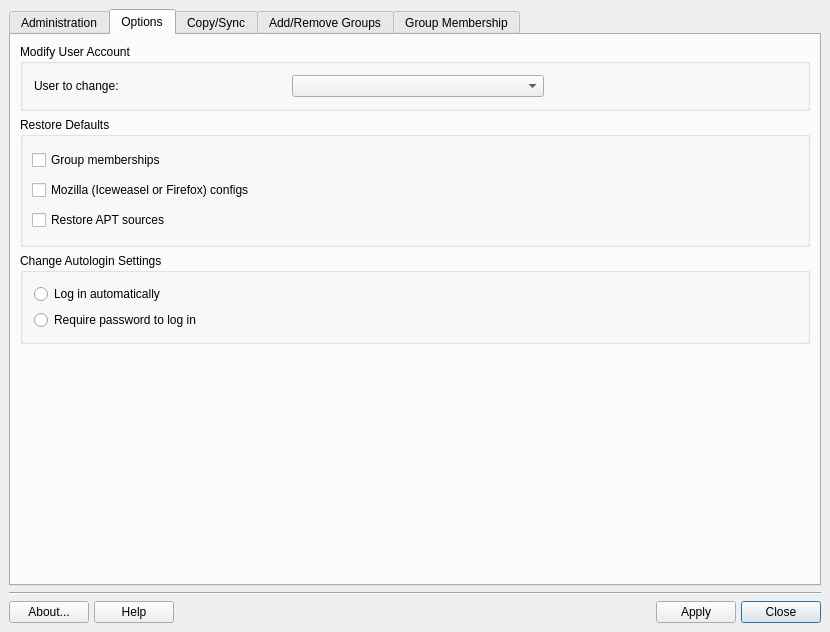
First picture: the form in meconfig.ui, repository MX-Linux/mx-user, before the edit.
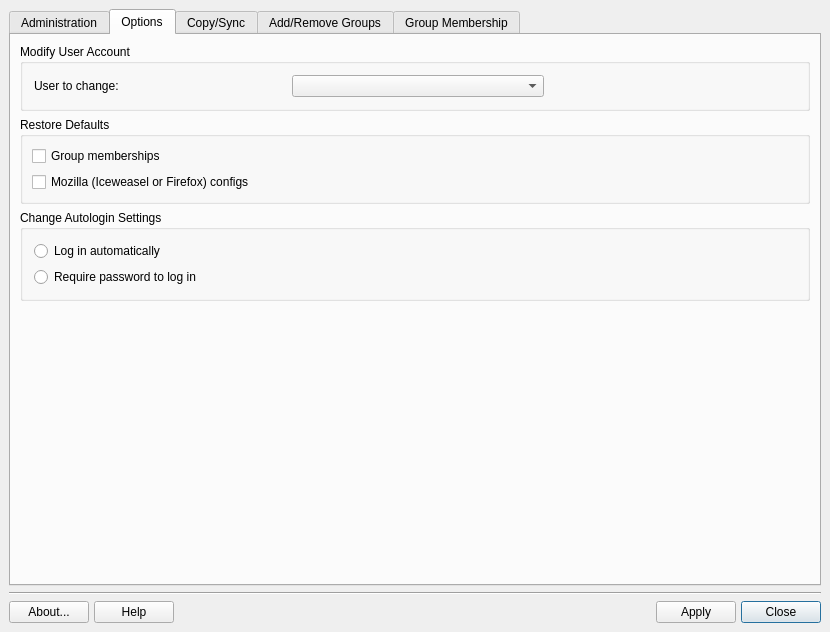
Second picture: the form after the edit. The open tabs and pages were chosen to show the change. Icons and pictures are not drawn.

Commit message: remove APT source restore option

```diff
--- a/meconfig.ui
+++ b/meconfig.ui
@@ -474,7 +474,7 @@
          <property name="sizeHint" stdset="0">
           <size>
            <width>241</width>
-           <height>51</height>
+           <height>50</height>
           </size>
          </property>
         </spacer>
@@ -536,17 +536,11 @@
        <item row="2" column="0" colspan="2">
         <widget class="QGroupBox" name="restoreGroupBox">
          <property name="sizePolicy">
-          <sizepolicy hsizetype="MinimumExpanding" vsizetype="Minimum">
+          <sizepolicy hsizetype="Preferred" vsizetype="Preferred">
            <horstretch>0</horstretch>
            <verstretch>0</verstretch>
           </sizepolicy>
          </property>
-         <property name="minimumSize">
-          <size>
-           <width>500</width>
-           <height>130</height>
-          </size>
-         </property>
          <property name="title">
           <string>Restore Defaults</string>
          </property>
@@ -598,16 +592,6 @@
             </property>
            </widget>
           </item>
-          <item row="5" column="0">
-           <widget class="QCheckBox" name="checkApt">
-            <property name="toolTip">
-             <string>Restore APT sources to MX defaults</string>
-            </property>
-            <property name="text">
-             <string>Restore APT sources</string>
-            </property>
-           </widget>
-          </item>
          </layout>
         </widget>
        </item>
```
The commit also changes 3 other files.
